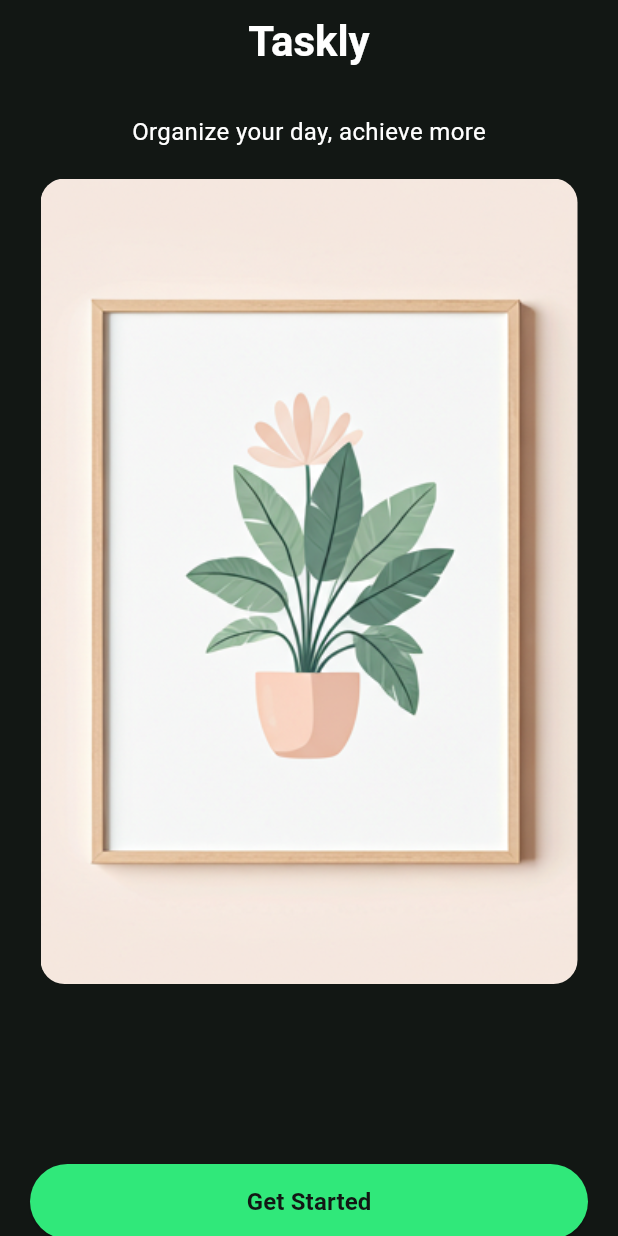
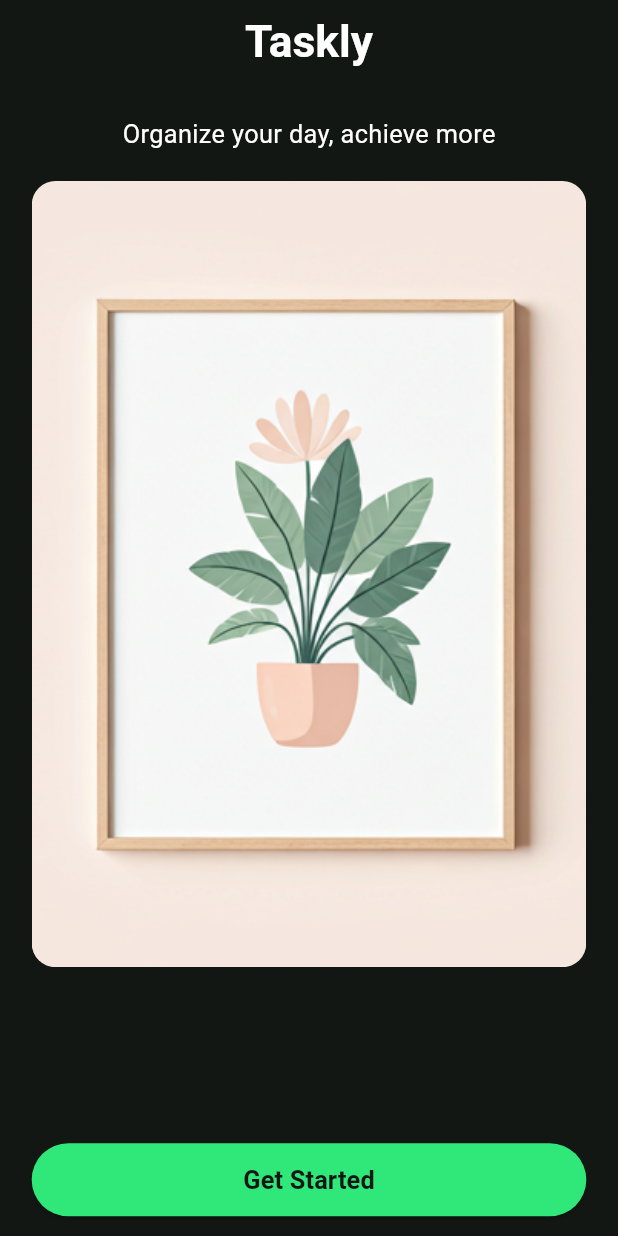
Before and after one commit to M7M0DPOP/mindset_level2_project, a Flutter app: the screen it shows after launch, on a phone screen of 412 x 824 dp. Run offline on Flutter 3.47's test engine with Material 3 defaults, Android fonts, the phone set to English and light mode, and no system bars; our stand-ins replace cached_network_image, cloud_firestore, firebase_auth, firebase_core, flutter_bloc, flutter_screenutil and 2 more; accounts and stored records are empty.

Commit message:
feat: integrate flutter_screenutil for responsive design across widgets

```diff
--- a/lib/core/widgets/custom_elevated_button.dart
+++ b/lib/core/widgets/custom_elevated_button.dart
@@ -1,4 +1,5 @@
 import 'package:flutter/material.dart';
+import 'package:flutter_screenutil/flutter_screenutil.dart';
 import 'package:mindset_level2_project/core/app_themes.dart';
 
 class CustomElevatedButton extends StatefulWidget {
@@ -29,7 +30,7 @@ class _CustomElevatedButtonState extends State<CustomElevatedButton> {
       style: ElevatedButton.styleFrom(
         backgroundColor: widget.backgroundColor ?? AppThemes.secondaryColor,
         shape: RoundedRectangleBorder(borderRadius: BorderRadius.circular(500)),
-        minimumSize: Size(widget.width, widget.height),
+        minimumSize: Size(widget.width.w, widget.height.h),
       ),
       child: widget.child,
     );
--- a/lib/core/widgets/custom_text_form_field.dart
+++ b/lib/core/widgets/custom_text_form_field.dart
@@ -1,4 +1,5 @@
 import 'package:flutter/material.dart';
+import 'package:flutter_screenutil/flutter_screenutil.dart';
 import 'package:mindset_level2_project/core/app_themes.dart';
 
 class CustomTextFormField extends StatefulWidget {
@@ -49,11 +50,11 @@ class _CustomTextFormFieldState extends State<CustomTextFormField> {
 
         hint: Text(
           widget.hintText,
-          style: TextStyle(color: Colors.white60, fontSize: 18),
+          style: TextStyle(color: Colors.white60, fontSize: 18.sp),
         ),
         fillColor: AppThemes.thireedColor,
         filled: true,
-        border: OutlineInputBorder(borderRadius: BorderRadius.circular(8)),
+        border: OutlineInputBorder(borderRadius: BorderRadius.circular(8.r)),
       ),
       validator: (value) => widget.validator(value!),
     );
--- a/lib/core/widgets/custom_text_widget.dart
+++ b/lib/core/widgets/custom_text_widget.dart
@@ -1,4 +1,5 @@
 import 'package:flutter/material.dart';
+import 'package:flutter_screenutil/flutter_screenutil.dart';
 import 'package:mindset_level2_project/core/app_themes.dart';
 
 class CustomTextWidget extends StatelessWidget {
@@ -19,7 +20,7 @@ class CustomTextWidget extends StatelessWidget {
     return Text(
       data,
       style: TextStyle(
-        fontSize: fontSize,
+        fontSize: fontSize.sp,
         fontWeight: fontWeight,
         color: color ?? AppThemes.textColor,
       ),
--- a/lib/features/authentication/presentation/pages/login_page.dart
+++ b/lib/features/authentication/presentation/pages/login_page.dart
@@ -1,5 +1,6 @@
 import 'package:flutter/material.dart';
 import 'package:flutter_bloc/flutter_bloc.dart';
+import 'package:flutter_screenutil/flutter_screenutil.dart';
 import 'package:mindset_level2_project/core/app_themes.dart';
 import 'package:mindset_level2_project/core/widgets/custom_text_widget.dart';
 import 'package:mindset_level2_project/features/authentication/presentation/cubit/authentication_cubit.dart';
@@ -40,7 +41,7 @@ class _LoginPageState extends State<LoginPage> {
       body: Center(
         child: SingleChildScrollView(
           child: Padding(
-            padding: const EdgeInsets.all(20),
+            padding:  EdgeInsets.all(20.w),
             child: BlocConsumer<AuthenticationCubit, AuthenticatonState>(
               listener: (context, state) {
                 if (state is AuthenticatonSuccess) {
--- a/lib/features/authentication/presentation/pages/onboarding_page.dart
+++ b/lib/features/authentication/presentation/pages/onboarding_page.dart
@@ -1,4 +1,5 @@
 import 'package:flutter/material.dart';
+import 'package:flutter_screenutil/flutter_screenutil.dart';
 import 'package:mindset_level2_project/core/app_themes.dart';
 import 'package:mindset_level2_project/core/widgets/custom_elevated_button.dart';
 import 'package:mindset_level2_project/core/widgets/custom_text_widget.dart';
@@ -21,15 +22,14 @@ class OnboardingPage extends StatelessWidget {
         scrolledUnderElevation: 0,
       ),
       body: Padding(
-        padding: EdgeInsetsGeometry.all(20),
+        padding: EdgeInsetsGeometry.all(20.w),
         child: Column(
-          spacing: 20,
+          spacing: 20.h,
           mainAxisAlignment: MainAxisAlignment.start,
           crossAxisAlignment: CrossAxisAlignment.center,
           children: [
             CustomTextWidget(
               data: 'Organize your day, achieve more',
-
               fontSize: 16,
               fontWeight: FontWeight.w400,
             ),
@@ -39,17 +39,16 @@ class OnboardingPage extends StatelessWidget {
               child: Image.asset(
                 "assets/onbording_img.png",
                 fit: BoxFit.cover,
-                width: 358,
-                height: 537,
+                width: 358.w,
+                height: 537.h,
               ),
             ),
-            SizedBox(width: double.infinity, height: 80),
+            SizedBox(width: double.infinity, height: 80.h),
             CustomElevatedButton(
               onPressed: () =>
                   Navigator.pushReplacementNamed(context, '/login'),
               child: CustomTextWidget(
                 data: 'Get Started',
-
                 fontSize: 16,
                 fontWeight: FontWeight.w700,
                 color: AppThemes.primaryColor,
--- a/lib/features/authentication/presentation/pages/register_page.dart
+++ b/lib/features/authentication/presentation/pages/register_page.dart
@@ -1,5 +1,6 @@
 import 'package:flutter/material.dart';
 import 'package:flutter_bloc/flutter_bloc.dart';
+import 'package:flutter_screenutil/flutter_screenutil.dart';
 import 'package:mindset_level2_project/core/app_themes.dart';
 import 'package:mindset_level2_project/core/widgets/custom_text_widget.dart';
 import 'package:mindset_level2_project/features/authentication/presentation/cubit/authentication_cubit.dart';
@@ -48,7 +49,7 @@ class _RegisterPageState extends State<RegisterPage> {
       body: Center(
         child: SingleChildScrollView(
           child: Padding(
-            padding: const EdgeInsets.all(20),
+            padding:  EdgeInsets.all(20.w),
             child: BlocConsumer<AuthenticationCubit, AuthenticatonState>(
               listener: (context, state) {
                 if (state is AuthenticatonSuccess) {
--- a/pubspec.yaml
+++ b/pubspec.yaml
@@ -43,6 +43,7 @@ dependencies:
   intl: ^0.20.2
   cached_network_image: ^3.4.1
   get_it: ^9.2.0
+  flutter_screenutil: ^5.9.3
 
 dev_dependencies:
   flutter_test:
```
Also changed, not shown: lib/features/authentication/presentation/pages/login_form.dart (+14 -12 lines), lib/features/authentication/presentation/pages/profile_page.dart (+19 -18 lines), lib/features/authentication/presentation/pages/register_form.dart (+14 -17 lines), lib/main.dart (+10 -1 lines), pubspec.lock.
